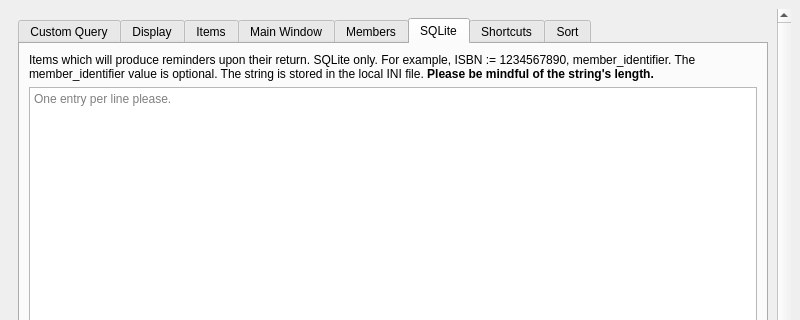
Before: the Qt Designer form UI/biblioteq_otheroptions.ui in textbrowser/biblioteq, drawn with Qt 5; both pictures show x 0 to 800 and y 0 to 320 of the 800 by 800 pixel window.
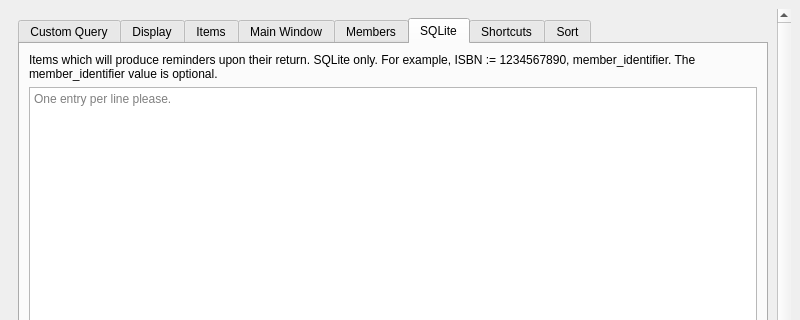
After: the same form once the commit is applied. The open tabs and pages were chosen to show the change. Icons and pictures are not drawn. Custom widgets are drawn as their Qt base class.

Patch:
```diff
--- a/UI/biblioteq_otheroptions.ui
+++ b/UI/biblioteq_otheroptions.ui
@@ -754,7 +754,7 @@
             <item>
              <widget class="QLabel" name="label_17">
               <property name="text">
-               <string>&lt;html&gt;&lt;head/&gt;&lt;body&gt;&lt;p&gt;Items which will produce reminders upon their return. SQLite only. For example, ISBN := 1234567890, member_identifier. The member_identifier value is optional. The string is stored in the local INI file. &lt;span style=&quot; font-weight:600;&quot;&gt;Please be mindful of the string's length.&lt;/span&gt;&lt;/p&gt;&lt;/body&gt;&lt;/html&gt;</string>
+               <string>&lt;html&gt;&lt;head/&gt;&lt;body&gt;&lt;p&gt;Items which will produce reminders upon their return. SQLite only. For example, ISBN := 1234567890, member_identifier. The member_identifier value is optional.&lt;/p&gt;&lt;/body&gt;&lt;/html&gt;</string>
               </property>
               <property name="wordWrap">
                <bool>true</bool>
```
